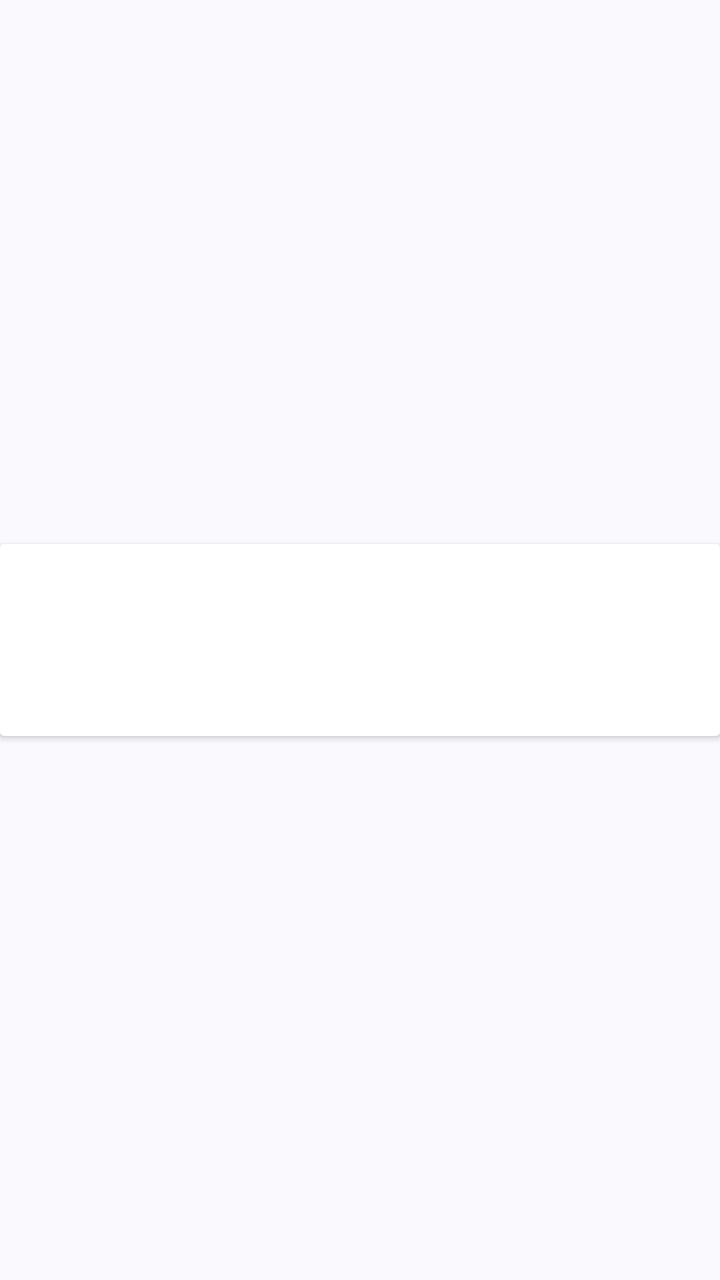
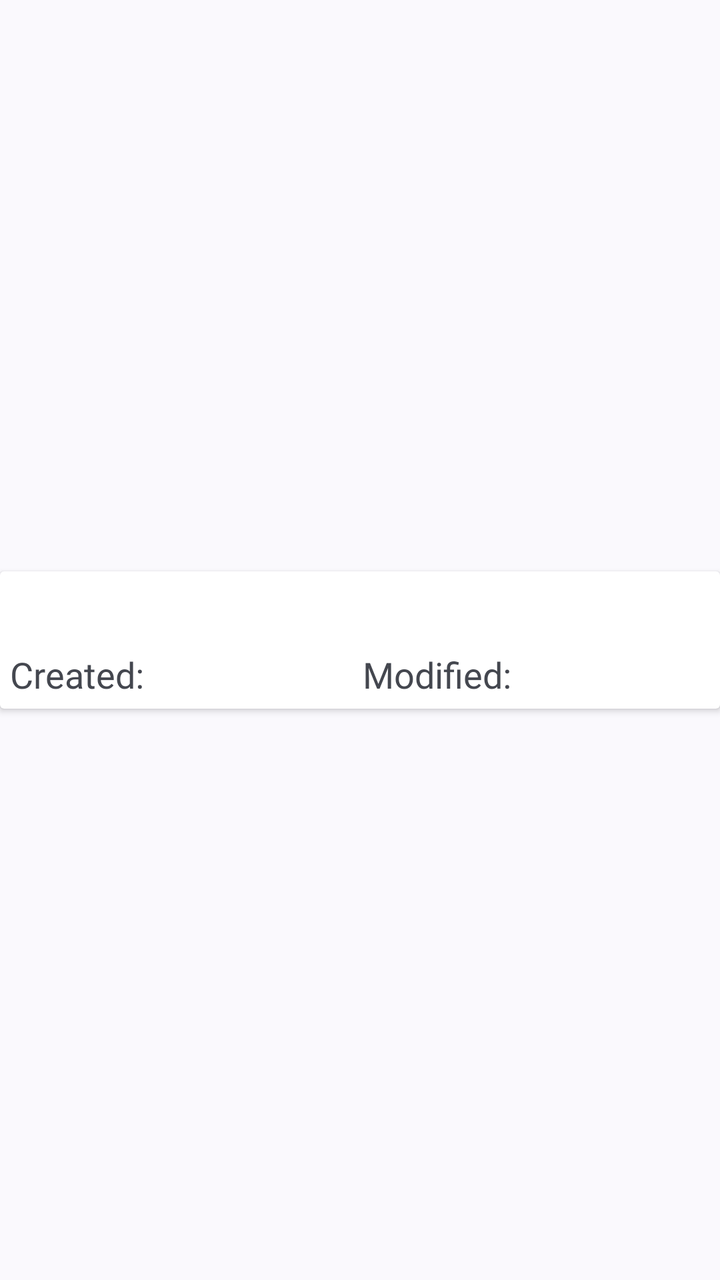

Two renders of the same Android screen: before a commit and after it. Below are the layout's source before the change and the commit's diff.
<!-- AndroidManifest.xml: application theme Theme.DawningOfTheAshes -->
<!-- res/layout/notes_row_info.xml -->
<?xml version="1.0" encoding="utf-8"?>
<androidx.constraintlayout.widget.ConstraintLayout xmlns:android="http://schemas.android.com/apk/res/android"
    xmlns:app="http://schemas.android.com/apk/res-auto"
    xmlns:tools="http://schemas.android.com/tools"
    android:layout_width="match_parent"
    android:layout_height="wrap_content">

    <androidx.cardview.widget.CardView
        android:id="@+id/cardViewNotes"
        android:layout_width="0dp"
        android:layout_height="wrap_content"
        app:layout_constraintBottom_toBottomOf="parent"
        app:layout_constraintEnd_toEndOf="parent"
        app:layout_constraintStart_toStartOf="parent"
        app:layout_constraintTop_toTopOf="parent">

        <androidx.constraintlayout.widget.ConstraintLayout
            android:layout_width="match_parent"
            android:layout_height="match_parent">

            <TextView
                android:id="@+id/noteTitleText"
                android:layout_width="0dp"
                android:layout_height="wrap_content"
                android:fontFamily="@font/roboto_medium"
                android:gravity="start"
                android:minHeight="48dp"
                android:padding="@dimen/padding"
                android:textSize="18sp"
                android:textStyle="bold"
                app:layout_constraintEnd_toEndOf="parent"
                app:layout_constraintStart_toStartOf="parent"
                app:layout_constraintTop_toTopOf="parent" />

            <TextView
                android:id="@+id/dateCreatedText"
                android:layout_width="0dp"
                android:layout_height="wrap_content"
                android:fontFamily="@font/roboto_medium"
                android:minHeight="48dp"
                android:padding="@dimen/padding"
                android:textSize="14sp"
                app:layout_constraintBottom_toBottomOf="parent"
                app:layout_constraintEnd_toStartOf="@+id/dateModifiedText"
                app:layout_constraintHorizontal_bias="0.5"
                app:layout_constraintStart_toStartOf="parent"
                app:layout_constraintTop_toBottomOf="@+id/noteTitleText" />

            <TextView
                android:id="@+id/dateModifiedText"
                android:layout_width="0dp"
                android:layout_height="wrap_content"
                android:fontFamily="@font/roboto_medium"
                android:minHeight="48dp"
                android:padding="@dimen/padding"
                android:textSize="14sp"
                app:layout_constraintBottom_toBottomOf="parent"
                app:layout_constraintEnd_toEndOf="parent"
                app:layout_constraintHorizontal_bias="0.5"
                app:layout_constraintStart_toEndOf="@+id/dateCreatedText"
                app:layout_constraintTop_toBottomOf="@+id/noteTitleText" />

        </androidx.constraintlayout.widget.ConstraintLayout>
    </androidx.cardview.widget.CardView>

</androidx.constraintlayout.widget.ConstraintLayout>
<!-- resources referenced by this layout -->
<resources>
  <dimen name="padding">5dp</dimen>
  <style name="Theme.DawningOfTheAshes" parent="Theme.Material3.DynamicColors.Light">
      
      
      
      
      
      
      
      
      
      
      <item name="android:windowLightStatusBar">true</item>
      
      
      
  </style>
</resources>

<!-- the commit's change to res/layout/notes_row_info.xml (unified diff, before → after) -->
@@ -1,7 +1,6 @@
 <?xml version="1.0" encoding="utf-8"?>
 <androidx.constraintlayout.widget.ConstraintLayout xmlns:android="http://schemas.android.com/apk/res/android"
     xmlns:app="http://schemas.android.com/apk/res-auto"
-    xmlns:tools="http://schemas.android.com/tools"
     android:layout_width="match_parent"
     android:layout_height="wrap_content">
 
@@ -23,11 +22,9 @@
                 android:layout_width="0dp"
                 android:layout_height="wrap_content"
                 android:fontFamily="@font/roboto_medium"
-                android:gravity="start"
-                android:minHeight="48dp"
-                android:padding="@dimen/padding"
+                android:gravity="center|start"
+                android:padding="@dimen/notePadding"
                 android:textSize="18sp"
-                android:textStyle="bold"
                 app:layout_constraintEnd_toEndOf="parent"
                 app:layout_constraintStart_toStartOf="parent"
                 app:layout_constraintTop_toTopOf="parent" />
@@ -35,27 +32,57 @@
             <TextView
                 android:id="@+id/dateCreatedText"
                 android:layout_width="0dp"
+                android:layout_height="0dp"
+                android:fontFamily="@font/roboto_medium"
+                android:gravity="center|start"
+                android:padding="@dimen/notePadding"
+                android:textSize="14sp"
+                app:layout_constraintBottom_toBottomOf="parent"
+                app:layout_constraintEnd_toStartOf="@+id/modifiedLabelLabel"
+                app:layout_constraintHorizontal_bias="0.5"
+                app:layout_constraintStart_toEndOf="@+id/createdLabel"
+                app:layout_constraintTop_toBottomOf="@+id/noteTitleText" />
+
+            <TextView
+                android:id="@+id/dateModifiedText"
+                android:layout_width="0dp"
+                android:layout_height="0dp"
+                android:fontFamily="@font/roboto_medium"
+                android:gravity="center|start"
+                android:padding="@dimen/notePadding"
+                android:textSize="14sp"
+                app:layout_constraintBottom_toBottomOf="parent"
+                app:layout_constraintEnd_toEndOf="parent"
+                app:layout_constraintHorizontal_bias="0.5"
+                app:layout_constraintStart_toEndOf="@+id/modifiedLabelLabel"
+                app:layout_constraintTop_toBottomOf="@+id/noteTitleText" />
+
+            <TextView
+                android:id="@+id/createdLabel"
+                android:layout_width="wrap_content"
                 android:layout_height="wrap_content"
                 android:fontFamily="@font/roboto_medium"
-                android:minHeight="48dp"
-                android:padding="@dimen/padding"
-                android:textSize="14sp"
+                android:gravity="center|start"
+                android:padding="@dimen/notePadding"
+                android:text="@string/createdRow"
+                android:textSize="18sp"
                 app:layout_constraintBottom_toBottomOf="parent"
-                app:layout_constraintEnd_toStartOf="@+id/dateModifiedText"
+                app:layout_constraintEnd_toStartOf="@+id/dateCreatedText"
                 app:layout_constraintHorizontal_bias="0.5"
                 app:layout_constraintStart_toStartOf="parent"
                 app:layout_constraintTop_toBottomOf="@+id/noteTitleText" />
 
             <TextView
-                android:id="@+id/dateModifiedText"
-                android:layout_width="0dp"
+                android:id="@+id/modifiedLabelLabel"
+                android:layout_width="wrap_content"
                 android:layout_height="wrap_content"
                 android:fontFamily="@font/roboto_medium"
-                android:minHeight="48dp"
-                android:padding="@dimen/padding"
-                android:textSize="14sp"
+                android:gravity="center|start"
+                android:padding="@dimen/notePadding"
+                android:text="@string/modifiedRow"
+                android:textSize="18sp"
                 app:layout_constraintBottom_toBottomOf="parent"
-                app:layout_constraintEnd_toEndOf="parent"
+                app:layout_constraintEnd_toStartOf="@+id/dateModifiedText"
                 app:layout_constraintHorizontal_bias="0.5"
                 app:layout_constraintStart_toEndOf="@+id/dateCreatedText"
                 app:layout_constraintTop_toBottomOf="@+id/noteTitleText" />
<!-- resource entries referenced after the edit -->
@@ -1,6 +1,8 @@
 <!-- resources referenced by this layout -->
 <resources>
-  <dimen name="padding">5dp</dimen>
+  <dimen name="notePadding">5dp</dimen>
+  <string name="createdRow">Created:</string>
+  <string name="modifiedRow">Modified:</string>
   <style name="Theme.DawningOfTheAshes" parent="Theme.Material3.DynamicColors.Light">
       
       
